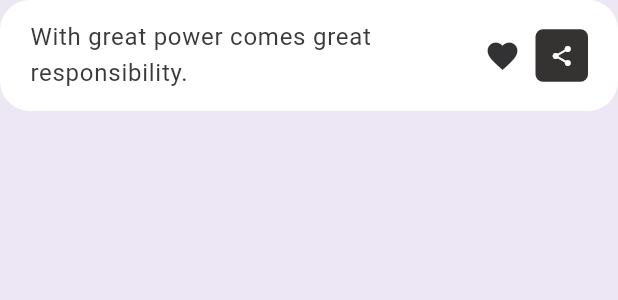
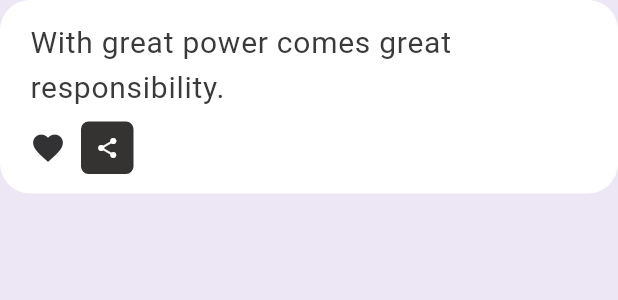
Before and after one commit to Eyad-Mostafa/curio_spark, a Flutter app: the CuriosityCard widget shown alone on an empty page, opened directly with sample values from the repository, on a phone screen of 412 x 824 dp. Shown: the top 300 px of the screen. Run offline on Flutter 3.47's test engine with Material 3 defaults, Android fonts, the phone set to English and light mode, and no system bars; our stand-ins replace device_preview, flutter_local_notifications, hive, hive_flutter, image_picker, permission_handler and 4 more; missing offline and left inert: android_alarm_manager_plus, string_similarity; accounts and stored records are empty.

Commit message:
changed the card style

```diff
--- a/lib/main.dart
+++ b/lib/main.dart
@@ -1,5 +1,6 @@
 import 'package:curio_spark/model/profile.dart';
 import 'package:curio_spark/screens/splashscreen.dart';
+import 'package:curio_spark/services/hive/profile_hive_service.dart';
 import 'package:curio_spark/widgets/theme.dart';
 import 'package:flutter/foundation.dart';
 import 'package:flutter/material.dart';
@@ -26,7 +27,7 @@ void main() async {
   await Hive.openBox<Profile>('profiles');
   await Hive.openBox<Curiosity>('curiosities');
   CuriosityHiveService.init();
-  await Hive.openBox('profileBox');
+  ProfileHiveService.init();
 
   // Initialize Android Alarm Manager (non-web only)
   if (!kIsWeb) {
--- a/lib/screens/updateProfile.dart
+++ b/lib/screens/updateProfile.dart
@@ -28,7 +28,7 @@ class _UpdateProfileScreenState extends State<UpdateProfileScreen> {
   @override
   void initState() {
     super.initState();
-    var box = Hive.box('profileBox');
+    var box = Hive.box('profiles');
     _currentImagePath = box.get('profileImage');
     usernameController =
         TextEditingController(text: box.get('name', defaultValue: ''));
--- a/lib/widgets/curiosity_card.dart
+++ b/lib/widgets/curiosity_card.dart
@@ -18,24 +18,21 @@ class CuriosityCard extends StatelessWidget {
   @override
   Widget build(BuildContext context) {
     return Dismissible(
-      key: UniqueKey(), // use Key('someUniqueString') or UniqueKey() safely
+      key: UniqueKey(),
       direction: DismissDirection.endToStart,
       background: Container(
         alignment: Alignment.centerRight,
-        padding: EdgeInsets.only(right: 20),
+        padding: const EdgeInsets.only(right: 20),
         color: const Color.fromARGB(255, 121, 79, 76),
-        child: Icon(Icons.delete, color: Colors.white),
+        child: const Icon(Icons.delete, color: Colors.white),
       ),
       onDismissed: (direction) {
-        // You handle deletion or callback here
         onDismissed(curiosity);
       },
       child: Container(
         margin: const EdgeInsets.only(bottom: 20),
         child: ListTile(
-          onTap: () {
-            onCuriosityTapped(curiosity);
-          },
+          onTap: () => onCuriosityTapped(curiosity),
           shape: RoundedRectangleBorder(
             borderRadius: BorderRadius.circular(20),
           ),
@@ -44,16 +41,21 @@ class CuriosityCard extends StatelessWidget {
           tileColor: Colors.white,
           title: Text(
             curiosity.content ?? '',
-            style: TextStyle(
-              fontSize: 16,
+            style: const TextStyle(
+              fontSize: 20,
               color: tdBlack,
             ),
           ),
-          trailing: Row(
+          // نقل الأزرار إلى الأسفل على الجهة اليسرى باستخدام subtitle
+          subtitle: Padding(
+            padding: const EdgeInsets.only(top: 8.0),
+            child: Row(
               mainAxisSize: MainAxisSize.min,
               children: [
                 Icon(
-                curiosity.isFavorite ? Icons.favorite : Icons.favorite_outline,
+                  curiosity.isFavorite
+                      ? Icons.favorite
+                      : Icons.favorite_outline,
                   color: const Color.fromARGB(255, 50, 49, 51),
                 ),
                 const SizedBox(width: 10),
@@ -76,6 +78,7 @@ class CuriosityCard extends StatelessWidget {
             ),
           ),
         ),
+      ),
     );
   }
 }
--- a/pubspec.yaml
+++ b/pubspec.yaml
@@ -46,6 +46,7 @@ flutter:
     - assets/images/icon/icon.png
     - assets/images/icon/idea.png
     - assets/images/icon/better.png
+    - assets/images/icon/default.png
 
 flutter_launcher_icons:
   image_path: "assets/images/icon/better.png"
```
Also changed, not shown: lib/screens/settings.dart (+18 -8 lines), assets/images/default.png (deleted), assets/images/icon/default.png (added). Lines whose indentation alone changed are shown as unchanged.
